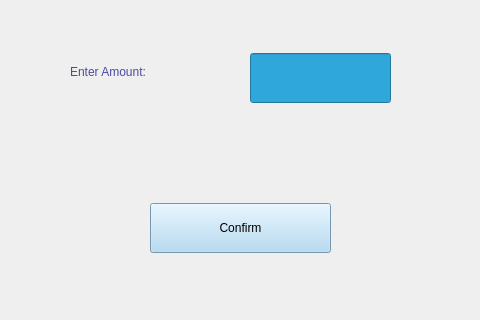
Old version of the form view/withdraw.ui in the repository rawsashimi1604/1009_BankingSystem; both pictures show x 210 to 690 and y 187 to 507 of the 954 by 507 pixel window.
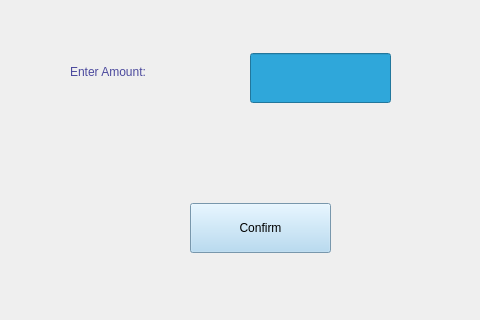
New version of the form.

Commit message: added title screen (without background image first)

The edit to the form file:
```diff
--- a/view/withdraw.ui
+++ b/view/withdraw.ui
@@ -88,9 +88,9 @@
     <widget class="QPushButton" name="pushButton">
      <property name="geometry">
       <rect>
-       <x>350</x>
+       <x>390</x>
        <y>380</y>
-       <width>181</width>
+       <width>141</width>
        <height>50</height>
       </rect>
      </property>
```
The commit also changes 4 other files.
